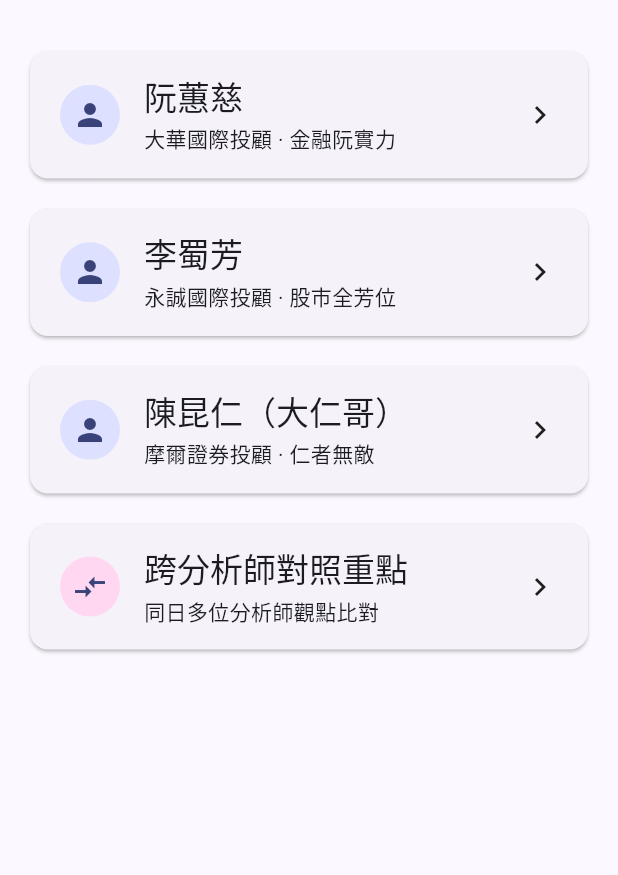
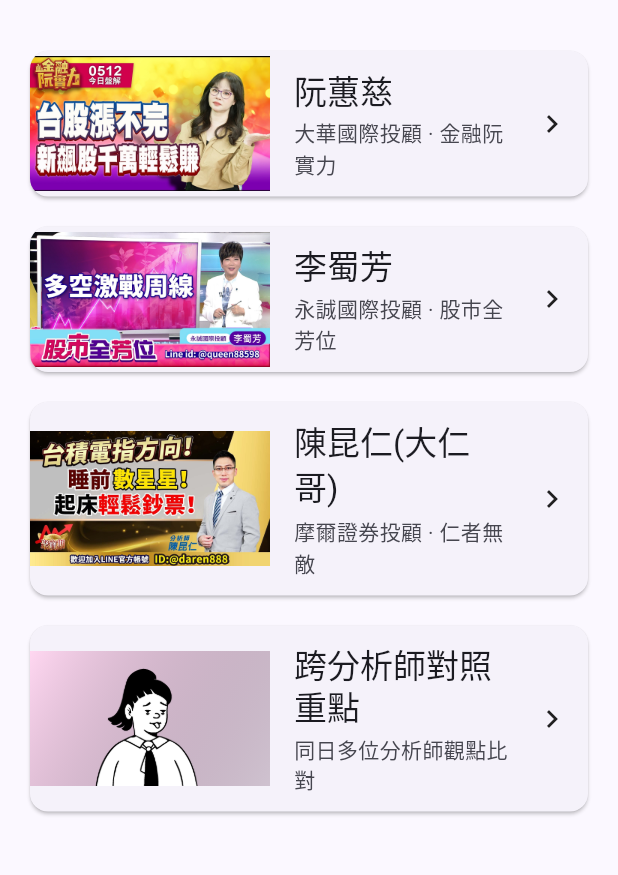
Before and after one commit to gary8107/stockAnalysis, a Flutter app: the screen it shows after launch, on a phone screen of 412 x 824 dp, the part 63-938 px from its top. Run offline on Flutter 3.47's test engine with Material 3 defaults, Android fonts, the phone set to English and light mode, and no system bars; our stand-ins replace flutter_markdown, go_router.

Commit message:
feat: replace generic icons with YouTube show thumbnails
- Add 3 analyst show thumbnails (~580KB total, 1280x720 JPG)
- Keep Dicebear cartoon as comparison placeholder
- Redesign home cards as YouTube-style list (16:9 thumbnail left + text right)
- NoteSource: add thumbnailAsset field
- pubspec.yaml: register assets/thumbnails/

Co-Authored-By: Claude Opus 4.7 <noreply@anthropic.com>

```diff
--- a/lib/models/note_source.dart
+++ b/lib/models/note_source.dart
@@ -23,6 +23,9 @@ class NoteSource {
   /// pubspec.yaml 註冊的 asset 路徑，runtime 用 rootBundle 載入
   final String assetPath;
 
+  /// 卡片縮圖：個別分析師用 YouTube 節目縮圖、對照檔用 cartoon placeholder
+  final String thumbnailAsset;
+
   /// 個別分析師 vs. 對照檔——之後 UI 樣式會分流（例如卡片顏色、icon）
   final NoteKind kind;
 
@@ -30,6 +33,7 @@ class NoteSource {
     required this.name,
     required this.description,
     required this.assetPath,
+    required this.thumbnailAsset,
     required this.kind,
   });
 
@@ -39,24 +43,28 @@ class NoteSource {
       name: '阮蕙慈',
       description: '大華國際投顧 · 金融阮實力',
       assetPath: 'assets/notes/阮蕙慈分析.md',
+      thumbnailAsset: 'assets/thumbnails/ruan-huici.jpg',
       kind: NoteKind.analyst,
     ),
     NoteSource(
       name: '李蜀芳',
       description: '永誠國際投顧 · 股市全芳位',
       assetPath: 'assets/notes/李蜀芳分析.md',
+      thumbnailAsset: 'assets/thumbnails/li-shufang.jpg',
       kind: NoteKind.analyst,
     ),
     NoteSource(
-      name: '陳昆仁（大仁哥）',
+      name: '陳昆仁(大仁哥)',
       description: '摩爾證券投顧 · 仁者無敵',
       assetPath: 'assets/notes/陳昆仁分析.md',
+      thumbnailAsset: 'assets/thumbnails/chen-kunjen.jpg',
       kind: NoteKind.analyst,
     ),
     NoteSource(
       name: '跨分析師對照重點',
       description: '同日多位分析師觀點比對',
       assetPath: 'assets/notes/分析師對照重點.md',
+      thumbnailAsset: 'assets/thumbnails/comparison.png',
       kind: NoteKind.comparison,
     ),
   ];
--- a/lib/views/home_page.dart
+++ b/lib/views/home_page.dart
@@ -2,6 +2,9 @@
 //
 // 首頁：列出所有筆記來源（3 位分析師 + 1 個對照檔）。
 // 點任一張卡片 → push 到 /note/:index 詳細頁。
+//
+// 設計取捨：採 YouTube 縮圖式列表卡片（左 16:9 thumbnail + 右文字），
+// 對比早期版本的「圓形小頭像」，更能保留節目縮圖完整資訊（人物 + 商標 + 標題）。
 
 import 'package:flutter/material.dart';
 import 'package:go_router/go_router.dart';
@@ -43,32 +46,36 @@ class _SourceCard extends StatelessWidget {
   final NoteSource source;
   final VoidCallback onTap;
 
+  // 縮圖固定寬度，搭配 16:9 比例算出高度 (160 / 16 * 9 = 90)
+  // 為什麼寫死寬度而非用 Flexible：列表卡片要保持節奏一致，每張縮圖大小相同
+  static const _thumbnailWidth = 160.0;
+  static const _thumbnailHeight = 90.0;
+
   @override
   Widget build(BuildContext context) {
-    // 用對照 vs. 分析師區分卡片強調色——之後想加 icon 也容易
-    final isComparison = source.kind == NoteKind.comparison;
-    final accent = isComparison
-        ? Theme.of(context).colorScheme.tertiaryContainer
-        : Theme.of(context).colorScheme.primaryContainer;
-
     return Card(
+      // clipBehavior 讓子元素（包含 thumbnail）按 Card 的圓角裁切，
+      // 否則圖片會超出圓角範圍
+      clipBehavior: Clip.antiAlias,
       child: InkWell(
         onTap: onTap,
-        borderRadius: BorderRadius.circular(12),
-        child: Padding(
-          padding: const EdgeInsets.symmetric(horizontal: 20, vertical: 16),
-          child: Row(
-            children: [
-              CircleAvatar(
-                backgroundColor: accent,
-                child: Icon(
-                  isComparison ? Icons.compare_arrows : Icons.person,
+        child: Row(
+          children: [
+            _Thumbnail(
+              asset: source.thumbnailAsset,
+              width: _thumbnailWidth,
+              height: _thumbnailHeight,
+              isComparison: source.kind == NoteKind.comparison,
+            ),
+            Expanded(
+              child: Padding(
+                padding: const EdgeInsets.symmetric(
+                  horizontal: 16,
+                  vertical: 12,
                 ),
-              ),
-              const SizedBox(width: 16),
-              Expanded(
                 child: Column(
                   crossAxisAlignment: CrossAxisAlignment.start,
+                  mainAxisAlignment: MainAxisAlignment.center,
                   children: [
                     Text(
                       source.name,
@@ -77,16 +84,73 @@ class _SourceCard extends StatelessWidget {
                     const SizedBox(height: 4),
                     Text(
                       source.description,
-                      style: Theme.of(context).textTheme.bodyMedium,
+                      style: Theme.of(context).textTheme.bodyMedium?.copyWith(
+                            color: Theme.of(context).colorScheme.onSurfaceVariant,
+                          ),
                     ),
                   ],
                 ),
               ),
-              const Icon(Icons.chevron_right),
-            ],
-          ),
+            ),
+            const Padding(
+              padding: EdgeInsets.only(right: 12),
+              child: Icon(Icons.chevron_right),
+            ),
+          ],
         ),
       ),
     );
   }
 }
+
+class _Thumbnail extends StatelessWidget {
+  const _Thumbnail({
+    required this.asset,
+    required this.width,
+    required this.height,
+    required this.isComparison,
+  });
+
+  final String asset;
+  final double width;
+  final double height;
+  final bool isComparison;
+
+  @override
+  Widget build(BuildContext context) {
+    // 對照檔的 cartoon placeholder 是線稿風 PNG，背景透明且圖案小，
+    // 用單純 BoxFit.cover 會被放大失真；改用 contain + 漸層底色比較得體
+    if (isComparison) {
+      return Container(
+        width: width,
+        height: height,
+        decoration: BoxDecoration(
+          gradient: LinearGradient(
+            begin: Alignment.topLeft,
+            end: Alignment.bottomRight,
+            colors: [
+              Theme.of(context).colorScheme.tertiaryContainer,
+              Theme.of(context).colorScheme.tertiary.withValues(alpha: 0.3),
+            ],
+          ),
+        ),
+        child: Image.asset(asset, fit: BoxFit.contain),
+      );
+    }
+
+    // 分析師節目縮圖：1280x720 直接 cover 進 160x90 視窗，保留主要構圖
+    return SizedBox(
+      width: width,
+      height: height,
+      child: Image.asset(
+        asset,
+        fit: BoxFit.cover,
+        // 載入失敗時退回到佔位 icon，避免缺圖造成版面塌陷
+        errorBuilder: (context, error, stackTrace) => ColoredBox(
+          color: Theme.of(context).colorScheme.surfaceContainerHigh,
+          child: const Icon(Icons.broken_image_outlined),
+        ),
+      ),
+    );
+  }
+}
--- a/pubspec.yaml
+++ b/pubspec.yaml
@@ -68,6 +68,9 @@ flutter:
   # 來源請用 sync_notes.sh 從 ~/Documents/AI_G/分析師筆記/ 同步過來
   assets:
     - assets/notes/
+    # 分析師節目縮圖（YouTube 直播 cover）+ 對照檔的 cartoon placeholder。
+    # 縮圖內容引用自公開 YouTube 節目，作為對應分析師的辨識用。
+    - assets/thumbnails/
 
   # An image asset can refer to one or more resolution-specific "variants", see
   # https://flutter.dev/to/resolution-aware-images
```
Also changed, not shown: assets/thumbnails/chen-kunjen.jpg (added), assets/thumbnails/comparison.png (added), assets/thumbnails/li-shufang.jpg (added), assets/thumbnails/ruan-huici.jpg (added).
